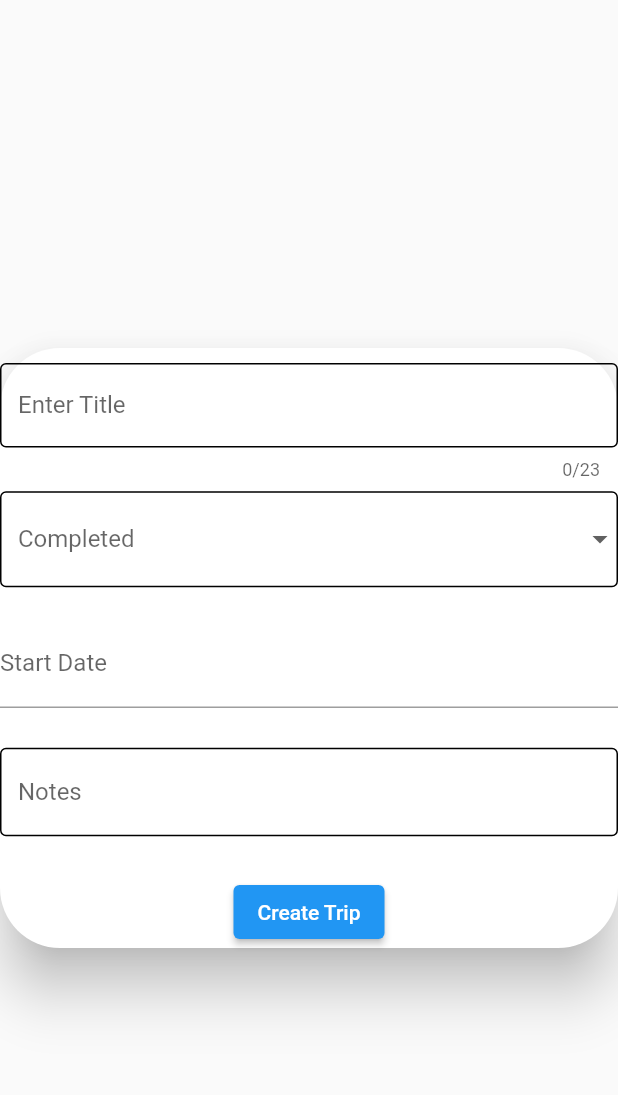
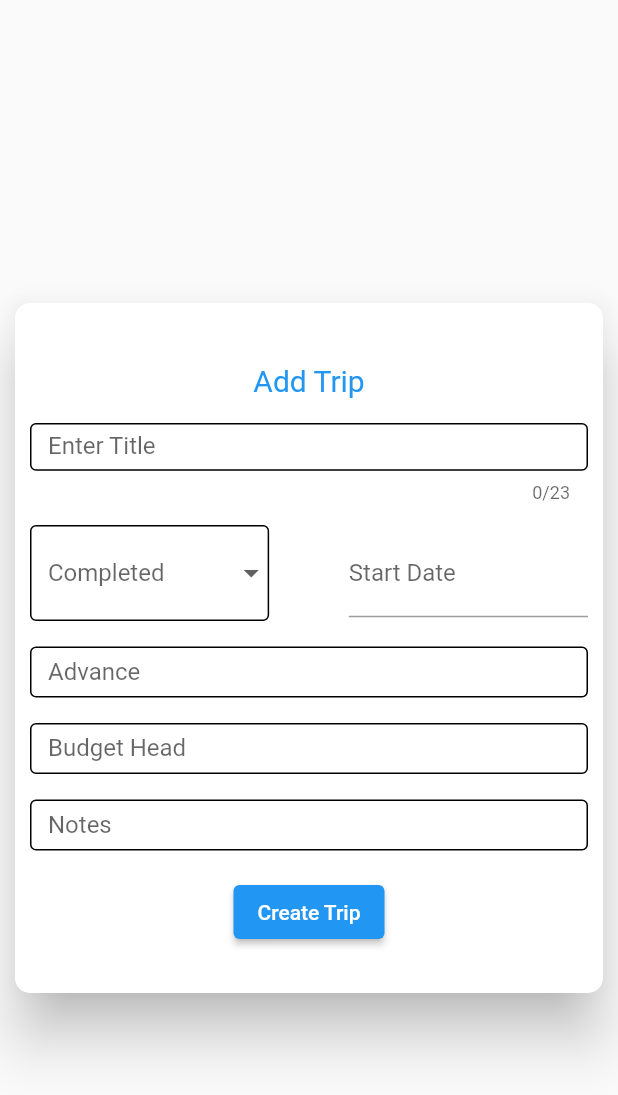
Before and after one commit to mrshinde/Reimbursify, a Flutter app: what addTrip() shows on an empty page, opened directly with empty values, on a phone screen of 412 x 824 dp. Shown: the top 1095 px of the screen. Run offline on Flutter 3.47's test engine with Material 2 defaults, Android fonts, the phone set to English and light mode, and no system bars; drawn by our look-alikes of date_time_picker; our stand-ins replace file_picker, open_file, pdf, share, shared_preferences, sqflite; missing offline and left inert: currency_picker, flutter_simple_dependency_injection, syncfusion_flutter_pdf, syncfusion_flutter_xlsio; accounts and stored records are empty; statements that could not run were skipped.

Commit message:
Merge branch 'master' of https://github.com/mohitrajoria/TripManager into master

```diff
--- a/lib/addTrip.dart
+++ b/lib/addTrip.dart
@@ -41,10 +41,10 @@ class _addTripState extends State<addTrip> {
   @override
   Widget build(BuildContext context) {
     return Padding(
-      padding: const EdgeInsets.only(top: 40),
+      padding: const EdgeInsets.only(top: 40,),
       child: Dialog(
-        insetPadding: EdgeInsets.symmetric(horizontal: 0),
-        shape: RoundedRectangleBorder(borderRadius: BorderRadius.circular(40)),
+        insetPadding: EdgeInsets.symmetric(horizontal: 10, vertical: 10),
+        shape: RoundedRectangleBorder(borderRadius: BorderRadius.circular(10)),
         elevation: 16,
         child: SafeArea(
           child: SingleChildScrollView(
@@ -52,11 +52,14 @@ class _addTripState extends State<addTrip> {
               child: Column(
                 children: [
                   Container(
+                    margin: EdgeInsets.symmetric(horizontal: 10, vertical: 30),
                     height: 400,
                     child: Form(
                       child: Column(
                         children: <Widget>[
                           SizedBox(height: 10),
+                          Text("Add Trip", textAlign: TextAlign.center, style: TextStyle(color: Colors.blue, fontSize: 20),),
+                          Expanded(child: SizedBox(height: 10), flex: 1,),
                           Expanded(
                             child: TextFormField(
                               maxLength: 23,
@@ -68,9 +71,11 @@ class _addTripState extends State<addTrip> {
                                 title = value;
                               },
                             ),
-                            // flex: 2,
+                            flex: 3,
                           ),
-                          SizedBox(height: 10),
+                          Expanded(child: SizedBox(height: 10), flex: 1,),
+                          Row(
+                            children: [
                               Expanded(
                                 child: DropdownButtonFormField(
                                   items: [
@@ -85,8 +90,9 @@ class _addTripState extends State<addTrip> {
                                     complete = value;
                                   },
                                 ),
+                                flex: 3,
                               ),
-                          SizedBox(height: 10),
+                              Expanded(child: SizedBox(width: 10), flex: 1,),
                               Expanded(
                                 child: DateTimePicker(
                                   type: DateTimePickerType.date,
@@ -98,8 +104,39 @@ class _addTripState extends State<addTrip> {
                                     start_date = DateTime.parse(value);
                                   },
                                 ),
+                                flex: 3,
                               ),
-                          SizedBox(height: 10),
+                            ],
+                          ),
+
+
+                          Expanded(child: SizedBox(height: 10), flex: 1,),
+                          Expanded(
+                            child: TextFormField(
+                              decoration: InputDecoration(
+                                labelText: 'Advance',
+                                enabledBorder: OutlineInputBorder(),
+                              ),
+                              onChanged: (value) {
+                                advance = double.parse(value);
+                              },
+                            ),
+                            flex: 2,
+                          ),
+                          Expanded(child: SizedBox(height: 10), flex: 1,),
+                          Expanded(
+                            child: TextFormField(
+                              decoration: InputDecoration(
+                                labelText: 'Budget Head',
+                                enabledBorder: OutlineInputBorder(),
+                              ),
+                              onChanged: (value) {
+                                budget_head = value;
+                              },
+                            ),
+                            flex: 2,
+                          ),
+                          Expanded(child: SizedBox(height: 10), flex: 1,),
                           Expanded(
                             child: TextFormField(
                               decoration: InputDecoration(
@@ -110,9 +147,9 @@ class _addTripState extends State<addTrip> {
                                 note = value;
                               },
                             ),
-                            // flex: 2,
+                            flex: 2,
                           ),
-                          SizedBox(height: 10),
+                          Expanded(child: SizedBox(height: 10), flex: 1,),
                           ElevatedButton(
                               onPressed: () {
                                 insertTripExpense(
@@ -126,7 +163,7 @@ class _addTripState extends State<addTrip> {
                                     budget_head,
                                     DateFormat('yyyy-MM-dd – kk:mm')
                                         .format(now),
-                                    0,
+                                    advance,
                                     0);
                                 this.widget.callback();
                                 Navigator.pop(context);
--- a/lib/homepage.dart
+++ b/lib/homepage.dart
@@ -56,7 +56,7 @@ class _HomepageState extends State<Homepage> {
       io.Directory documentsDirectory =
           await getApplicationDocumentsDirectory();
 
-      await deleteDatabase(path);
+      // await deleteDatabase(path);
 
       var file = await moveFile(
           files[0], documentsDirectory.path + "/" + "reimbursement1.db");
```
Lines whose indentation alone changed are shown as unchanged.
